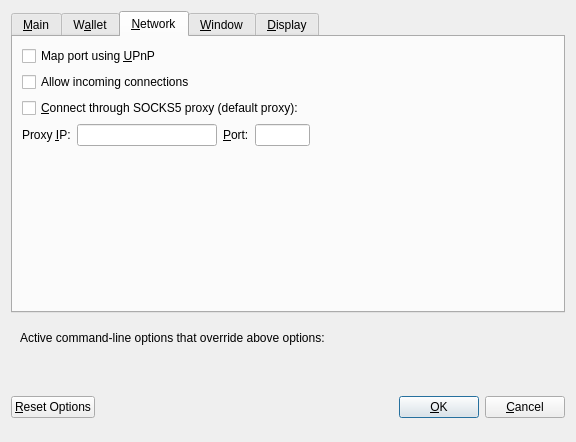
First picture: the form in src/qt/forms/optionsdialog.ui, repository THETCR/core, before the edit.
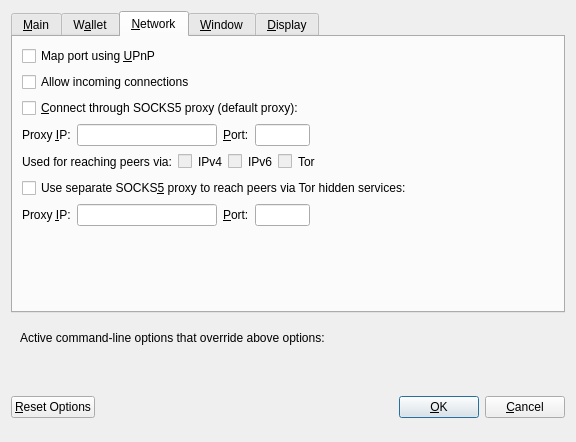
Second picture: the form after the edit. The open tabs and pages were chosen to show the change. Custom widgets are drawn as their Qt base class.

Commit message: [QT] Backport qt

```diff
--- a/src/qt/forms/optionsdialog.ui
+++ b/src/qt/forms/optionsdialog.ui
@@ -487,6 +487,193 @@
          </item>
         </layout>
        </item>
+       <item>
+        <layout class="QHBoxLayout" name="horizontalLayout_2_Network">
+         <item>
+          <widget class="QLabel" name="proxyActiveNets">
+           <property name="text">
+            <string>Used for reaching peers via:</string>
+           </property>
+           <property name="textFormat">
+            <enum>Qt::PlainText</enum>
+           </property>
+          </widget>
+         </item>
+         <item>
+          <widget class="QCheckBox" name="proxyReachIPv4">
+           <property name="enabled">
+            <bool>false</bool>
+           </property>
+           <property name="toolTip">
+            <string>Shows if the supplied default SOCKS5 proxy is used to reach peers via this network type.</string>
+           </property>
+           <property name="text">
+            <string/>
+           </property>
+          </widget>
+         </item>
+         <item>
+          <widget class="QLabel" name="proxyReachIPv4Label">
+           <property name="text">
+            <string>IPv4</string>
+           </property>
+           <property name="textFormat">
+            <enum>Qt::PlainText</enum>
+           </property>
+          </widget>
+         </item>
+         <item>
+          <widget class="QCheckBox" name="proxyReachIPv6">
+           <property name="enabled">
+            <bool>false</bool>
+           </property>
+           <property name="toolTip">
+            <string>Shows if the supplied default SOCKS5 proxy is used to reach peers via this network type.</string>
+           </property>
+           <property name="text">
+            <string/>
+           </property>
+          </widget>
+         </item>
+         <item>
+          <widget class="QLabel" name="proxyReachIPv6Label">
+           <property name="text">
+            <string>IPv6</string>
+           </property>
+           <property name="textFormat">
+            <enum>Qt::PlainText</enum>
+           </property>
+          </widget>
+         </item>
+         <item>
+          <widget class="QCheckBox" name="proxyReachTor">
+           <property name="enabled">
+            <bool>false</bool>
+           </property>
+           <property name="toolTip">
+            <string>Shows if the supplied default SOCKS5 proxy is used to reach peers via this network type.</string>
+           </property>
+           <property name="text">
+            <string/>
+           </property>
+          </widget>
+         </item>
+         <item>
+          <widget class="QLabel" name="proxyReachTorLabel">
+           <property name="text">
+            <string>Tor</string>
+           </property>
+           <property name="textFormat">
+            <enum>Qt::PlainText</enum>
+           </property>
+          </widget>
+         </item>
+         <item>
+          <spacer name="horizontalSpacer_2_Network">
+           <property name="orientation">
+            <enum>Qt::Horizontal</enum>
+           </property>
+           <property name="sizeHint" stdset="0">
+            <size>
+             <width>40</width>
+             <height>20</height>
+            </size>
+           </property>
+          </spacer>
+         </item>
+        </layout>
+       </item>
+       <item>
+        <widget class="QCheckBox" name="connectSocksTor">
+         <property name="toolTip">
+          <string>Connect to the Bitcoin network through a separate SOCKS5 proxy for Tor hidden services.</string>
+         </property>
+         <property name="text">
+          <string>Use separate SOCKS&amp;5 proxy to reach peers via Tor hidden services:</string>
+         </property>
+        </widget>
+       </item>
+       <item>
+        <layout class="QHBoxLayout" name="horizontalLayout_3_Network">
+         <item>
+          <widget class="QLabel" name="proxyIpTorLabel">
+           <property name="text">
+            <string>Proxy &amp;IP:</string>
+           </property>
+           <property name="textFormat">
+            <enum>Qt::PlainText</enum>
+           </property>
+           <property name="buddy">
+            <cstring>proxyIpTor</cstring>
+           </property>
+          </widget>
+         </item>
+         <item>
+          <widget class="QValidatedLineEdit" name="proxyIpTor">
+           <property name="minimumSize">
+            <size>
+             <width>140</width>
+             <height>0</height>
+            </size>
+           </property>
+           <property name="maximumSize">
+            <size>
+             <width>140</width>
+             <height>16777215</height>
+            </size>
+           </property>
+           <property name="toolTip">
+            <string>IP address of the proxy (e.g. IPv4: 127.0.0.1 / IPv6: ::1)</string>
+           </property>
+          </widget>
+         </item>
+         <item>
+          <widget class="QLabel" name="proxyPortTorLabel">
+           <property name="text">
+            <string>&amp;Port:</string>
+           </property>
+           <property name="textFormat">
+            <enum>Qt::PlainText</enum>
+           </property>
+           <property name="buddy">
+            <cstring>proxyPortTor</cstring>
+           </property>
+          </widget>
+         </item>
+         <item>
+          <widget class="QLineEdit" name="proxyPortTor">
+           <property name="minimumSize">
+            <size>
+             <width>55</width>
+             <height>0</height>
+            </size>
+           </property>
+           <property name="maximumSize">
+            <size>
+             <width>55</width>
+             <height>16777215</height>
+            </size>
+           </property>
+           <property name="toolTip">
+            <string>Port of the proxy (e.g. 9050)</string>
+           </property>
+          </widget>
+         </item>
+         <item>
+          <spacer name="horizontalSpacer_4_Network">
+           <property name="orientation">
+            <enum>Qt::Horizontal</enum>
+           </property>
+           <property name="sizeHint" stdset="0">
+            <size>
+             <width>40</width>
+             <height>20</height>
+            </size>
+           </property>
+          </spacer>
+         </item>
+        </layout>
+       </item>
        <item>
         <spacer name="verticalSpacer_Network">
          <property name="orientation">
```
Left out of the diff: 10 changed lines with no effect on the pictures. The commit also changes 1 other file.
